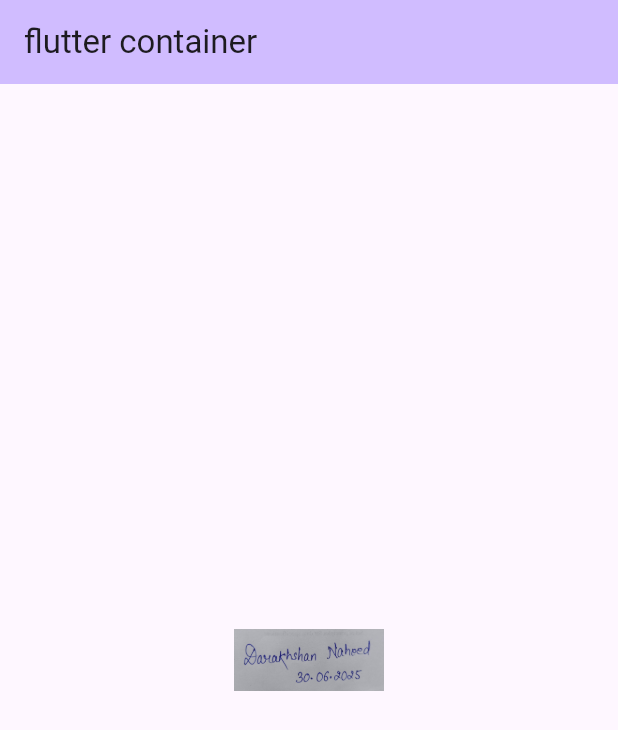
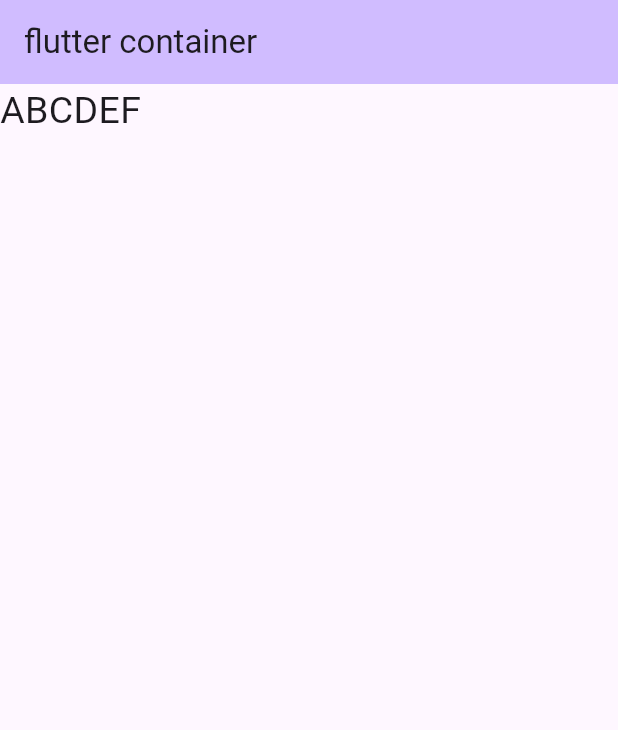
Before and after one commit to khandolly786/Dart_Course, a Flutter app: the screen it shows after launch, on a phone screen of 412 x 824 dp. Shown: the top 730 px of the screen. Run offline on Flutter 3.47's test engine with Material 3 defaults, Android fonts, the phone set to English and light mode, and no system bars.

Commit message:
Update main.dart

```diff
--- a/lib/main.dart
+++ b/lib/main.dart
@@ -44,12 +44,22 @@ class _MyHomePageState extends State<MyHomePage> {
         backgroundColor: Theme.of(context).colorScheme.inversePrimary,
         title: Text("flutter container"),
       ),
-      body: Center(
-          child: Container(
-            width: 100,
-              height: 100,
-
-              child: Image.asset('assets/images/SIGN.jpg')))
+      body: Row(
+        children: [
+          Text('A', style: TextStyle(fontSize: 25),),
+          Text('B', style: TextStyle(fontSize: 25),),
+          Text('C', style: TextStyle(fontSize: 25),),
+          Text('D', style: TextStyle(fontSize: 25),),
+          Text('E', style: TextStyle(fontSize: 25),),
+          Text('F', style: TextStyle(fontSize: 25),),
+         ],
+      )
+      // Center(
+      //     child: Container(
+      //       width: 100,
+      //         height: 100,
+      //
+      //         child: Image.asset('assets/images/SIGN.jpg')))
       // Center(
       //   child: OutlinedButton(
       //     child: Text('click here bruhhh on outline!!'),
```
